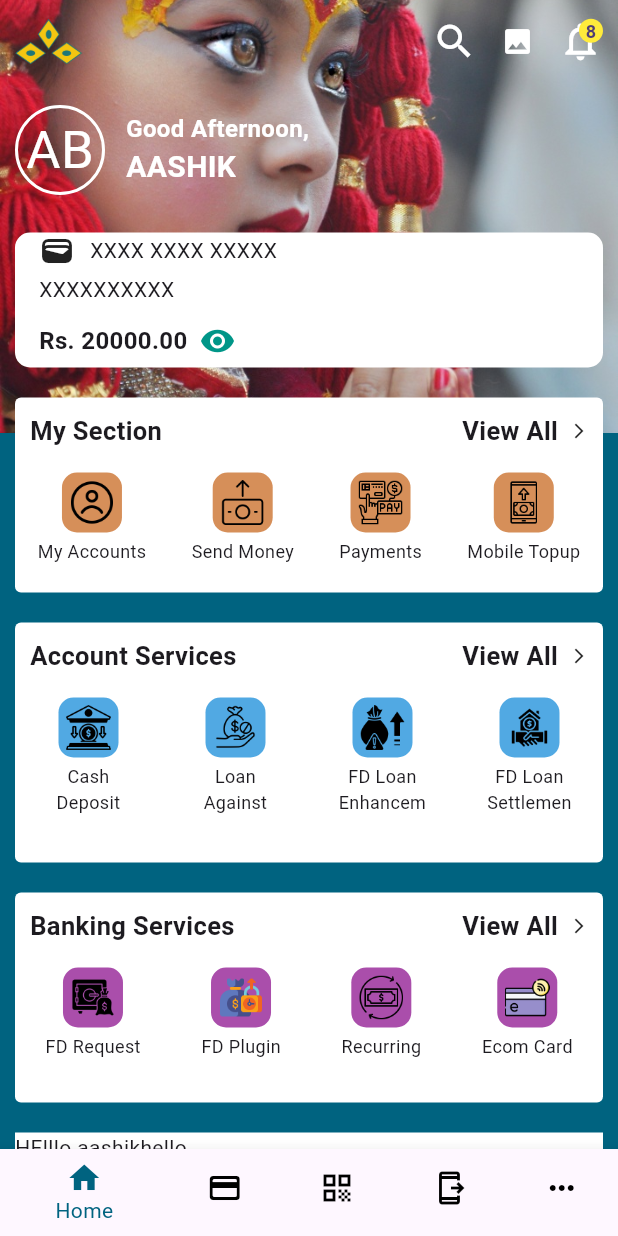
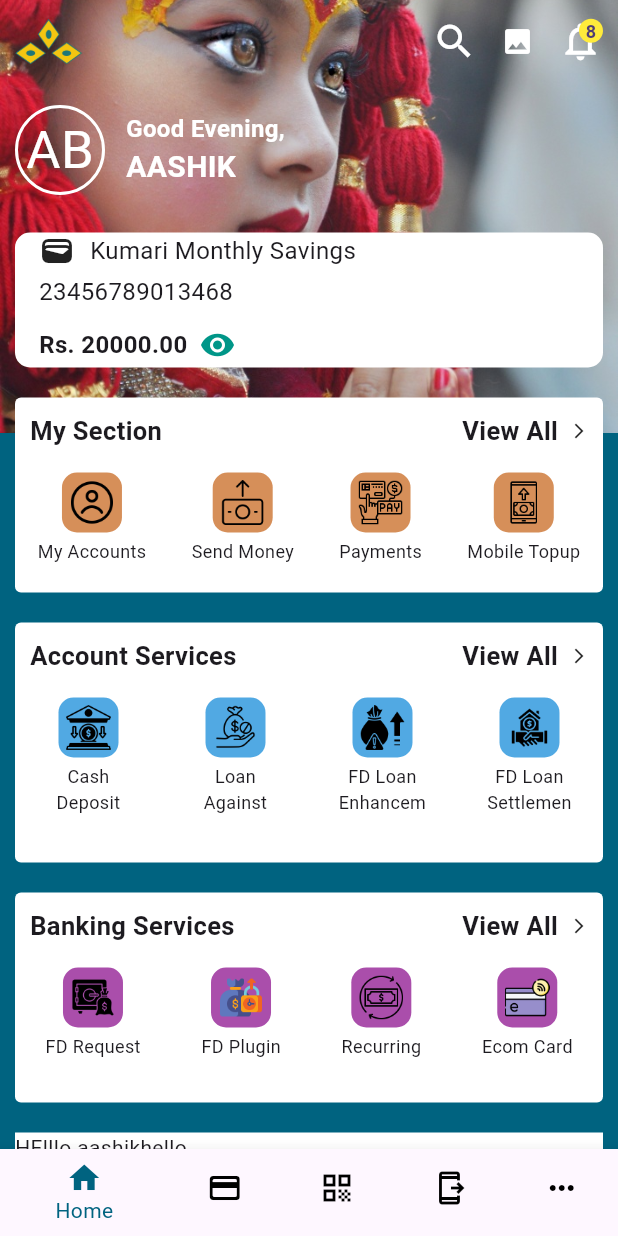
Before and after one commit to AashikBasnet101/FlutterUI, a Flutter app: the screen it shows after launch, after a tap on the "visibility off" icon, on a phone screen of 412 x 824 dp. Run offline on Flutter 3.47's test engine with Material 3 defaults, Android fonts, the phone set to English and light mode, and no system bars; missing offline and left inert: dart:ffi.

Commit message:
learned stack with bank UI

```diff
--- a/analysis_options.yaml
+++ b/analysis_options.yaml
@@ -7,6 +7,9 @@
 
 # The following line activates a set of recommended lints for Flutter apps,
 # packages, and plugins designed to encourage good coding practices.
+analyzer:
+  errors:
+    unnecessary_string_interpolations: ignore
 include: package:flutter_lints/flutter.yaml
 
 linter:
--- a/lib/stack_test.dart
+++ b/lib/stack_test.dart
@@ -1,3 +1,5 @@
+import 'dart:ffi';
+
 import 'package:flutter/material.dart';
 import 'package:flutter_app/string_const.dart';
 
@@ -9,9 +11,10 @@ class StackTest extends StatefulWidget {
 }
 
 class _StackTestState extends State<StackTest> {
-  bool _showBalance = false;
-
+  bool _showHidden = false;
+  String khata = "Kumari Monthly Savings";
   double balance = 20000.00;
+  int accountNumber = 23456789013468;
 
   @override
   Widget build(BuildContext context) {
@@ -108,7 +111,7 @@ class _StackTestState extends State<StackTest> {
                           crossAxisAlignment: CrossAxisAlignment.start,
                           children: [
                             Text(
-                              "Good Afternoon,",
+                              "Good Evening,",
                               style: TextStyle(
                                 color: Colors.white,
                                 fontSize: 16,
@@ -143,20 +146,29 @@ class _StackTestState extends State<StackTest> {
                           crossAxisAlignment: CrossAxisAlignment.start,
                           children: [
                             Row(
-                              children: const [
-                                SizedBox(width: 6),
-                                Icon(Icons.wallet),
-                                SizedBox(width: 10),
-                                Text("XXXX XXXX XXXXX"),
+                              children: [
+                                const SizedBox(width: 6),
+                                const Icon(Icons.wallet),
+                                const SizedBox(width: 10),
+                                Text(
+                                  _showHidden ? "${khata}" : "XXXX XXXX XXXXX",
+                                  style: const TextStyle(fontSize: 16),
+                                ),
                               ],
                             ),
 
                             const SizedBox(height: 4),
 
-                            const Row(
+                            Row(
                               children: [
                                 SizedBox(width: 6),
-                                Text("XXXXXXXXXX"),
+
+                                Text(
+                                  _showHidden
+                                      ? "${accountNumber}"
+                                      : "XXXXXXXXXX",
+                                  style: const TextStyle(fontSize: 16),
+                                ),
                               ],
                             ),
 
@@ -166,7 +178,7 @@ class _StackTestState extends State<StackTest> {
                               children: [
                                 const SizedBox(width: 6),
                                 Text(
-                                  _showBalance
+                                  _showHidden
                                       ? "Rs. ${balance.toStringAsFixed(2)}"
                                       : "XXX XXX.XX",
                                   style: const TextStyle(
@@ -178,11 +190,11 @@ class _StackTestState extends State<StackTest> {
                                 GestureDetector(
                                   onTap: () {
                                     setState(() {
-                                      _showBalance = !_showBalance;
+                                      _showHidden = !_showHidden;
                                     });
                                   },
                                   child: Icon(
-                                    _showBalance
+                                    _showHidden
                                         ? Icons.visibility
                                         : Icons.visibility_off,
                                     color: Colors.teal,
```
